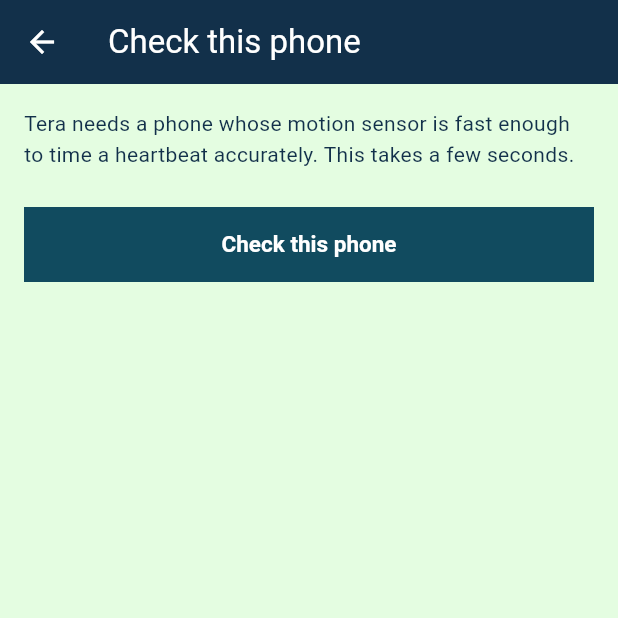
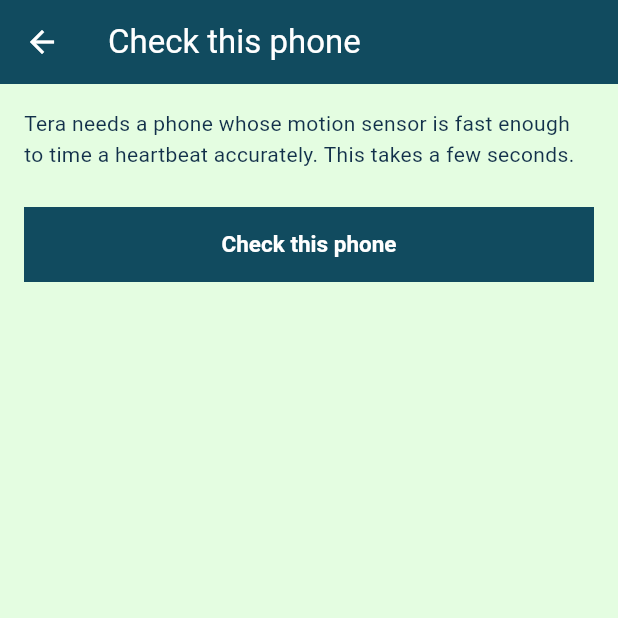
Before and after one commit to fideligo/tera-mobile, a Flutter app: the EligibilityScreen screen opened directly with empty values, on a phone screen of 412 x 824 dp, the top half of it. Run offline on Flutter 3.47's test engine with Material 3 defaults, Android fonts, the phone set to English and light mode, and no system bars; our stand-ins replace flutter_secure_storage; accounts and stored records are empty.

Commit message:
refactor(patient): match the reworked surface hierarchy
Mirrors tera-web: mint is the page, white is the panel, brand is the app bar and primary actions,
muted carries secondary text and the system-flag rule.

The measurement driving it is the same one - a white panel on the mint page is 1.08:1, so a panel
is not a panel because of its fill but because of its border. panelDecoration() is the single
place that treatment is defined and it uses ink500 (#718392, 3.62:1 on mint, 3.92:1 on paper);
ink200 at 1.23:1 cannot hold an edge on mint, and it was being asked to.

The app bar moves from ink to brand. systemFlagDecoration() moves from an ink rule on ink100 to a
muted rule on muted100: the rule carries the meaning, the fill is a hint at 1.25:1 and is not
asked to be more.

TeraColors.paper exists so a bare Colors.white is auditable - there is now none anywhere in lib/
outside the token file.

The measured table in tokens.dart is recomputed from the same script as the web client's, so the
two cannot drift apart silently. flutter analyze clean, 34 tests pass.

```diff
--- a/patient/lib/capture/session_submitter.dart
+++ b/patient/lib/capture/session_submitter.dart
@@ -64,10 +64,7 @@
       final response = await _api.postJson(
         '/v1/sessions',
         payload,
-        extraHeaders: {
-          'X-Session-Nonce': nonce['nonce'] as String,
-          'Idempotency-Key': sessionId,
-        },
+        extraHeaders: {'X-Session-Nonce': nonce['nonce'] as String, 'Idempotency-Key': sessionId},
       );
       return _outcomeFrom(response);
     } on ApiException catch (e) {
--- a/patient/lib/signal/signal_pipeline.dart
+++ b/patient/lib/signal/signal_pipeline.dart
@@ -70,10 +70,7 @@
     required this.nBeatsUsable,
     required this.quality,
     this.rejectionReason,
-  }) : assert(
-         accepted || rejectionReason != null,
-         'a rejected session must carry a reason',
-       );
+  }) : assert(accepted || rejectionReason != null, 'a rejected session must carry a reason');
 
   final bool accepted;
 
--- a/patient/lib/ui/eligibility_screen.dart
+++ b/patient/lib/ui/eligibility_screen.dart
@@ -67,14 +67,7 @@
             ],
           ] else ...[
             Container(
-              decoration: result.canProceed
-                  ? const BoxDecoration(
-                      color: Colors.white,
-                      border: Border.fromBorderSide(
-                        BorderSide(color: TeraColors.ink300),
-                      ),
-                    )
-                  : systemFlagDecoration(),
+              decoration: result.canProceed ? panelDecoration() : systemFlagDecoration(),
               padding: const EdgeInsets.all(TeraSpacing.md),
               child: Column(
                 crossAxisAlignment: CrossAxisAlignment.start,
@@ -88,10 +81,7 @@
                     ),
                   ),
                   const SizedBox(height: TeraSpacing.sm),
-                  Text(
-                    result.detail,
-                    style: const TextStyle(color: TeraColors.ink, height: 1.5),
-                  ),
+                  Text(result.detail, style: const TextStyle(color: TeraColors.ink, height: 1.5)),
                 ],
               ),
             ),
--- a/patient/lib/ui/tokens.dart
+++ b/patient/lib/ui/tokens.dart
@@ -7,17 +7,41 @@
 /// wording — never by hue. Warning treatment is reserved for *system* states: a rejected
 /// session, a stale calibration, an unqualified device.
 ///
-/// Measured WCAG contrast ratios, computed against the same palette as the web client:
+/// **Surface hierarchy.** Mint is the ground, not an accent:
 ///
-///     ink      on white     13.57:1  AAA
-///     ink      on surface   12.56:1  AAA
-///     brand    on white      9.56:1  AAA
-///     brand    on surface    8.85:1  AAA
-///     white    on brand      9.56:1  AAA   <- primary action
-///     muted    on white      5.71:1  AA
-///     muted    on surface    5.29:1  AA
-///     ink800   on surface    7.89:1  AAA   <- small print
-///     ink300, ink200                       decorative only, never text
+///     page          surface   mint
+///     panel         paper     white, so a card reads as a card
+///     primary       brand     app bar and primary actions
+///     body text     ink
+///     secondary     muted and its tints; borders; the system-flag rule
+///
+/// **The measurement that shapes all of it:** a white panel on the mint page is **1.08:1**. Mint
+/// and white are near-identical in luminance, so a panel is not a panel because of its fill — it
+/// is a panel because of its border. Every white surface on mint carries a visible edge, and that
+/// edge must clear 3:1, which is why [TeraColors.ink500] exists.
+///
+/// Measured WCAG 2.1 ratios, same palette and same script as the web client:
+///
+///     TEXT                on paper    on mint
+///       ink                13.57:1    12.56:1  AAA
+///       brand               9.56:1     8.85:1  AAA
+///       ink800              8.53:1     7.89:1  AAA  <- small print
+///       muted               5.71:1     5.29:1  AA
+///       ink700              5.29:1     4.90:1  AA
+///       ink500              3.92:1     3.62:1  large text / borders only
+///       ink300              1.82:1     1.69:1  decorative only
+///       ink200              1.33:1     1.23:1  decorative only
+///
+///     REVERSED
+///       paper on brand      9.56:1  AAA  <- app bar, primary actions
+///       paper on ink       13.57:1  AAA
+///       ink on muted100    10.89:1  AAA  <- system-flag body text
+///
+///     NON-TEXT (WCAG 1.4.11 wants 3:1)
+///       paper panel vs mint page   1.08:1  <- why borders are mandatory
+///       muted border on mint       5.29:1
+///       ink500 border on mint      3.62:1  (on paper 3.92:1)
+///       ink200 border on mint      1.23:1  decoration inside a panel only
 library;
 
 import 'package:flutter/material.dart';
@@ -28,13 +52,22 @@
   static const muted = Color(0xFF456990);
   static const surface = Color(0xFFE4FDE1);
 
-  /// Neutral ramp mixed from [ink] toward white. ink800 and ink700 are safe for text;
-  /// ink300 and lighter are decoration and must never be the only signal for a state.
+  /// White as a token rather than a literal, so "what is a panel" is answerable in one place.
+  static const paper = Color(0xFFFFFFFF);
+
+  /// Neutral ramp mixed from [ink] toward white. ink800 and ink700 are safe for text; ink500 is
+  /// the panel edge and clears 3:1 on both grounds; ink300 and lighter are decoration inside a
+  /// panel and must never be the only signal for a state, nor a panel edge on mint.
   static const ink800 = Color(0xFF364F65);
   static const ink700 = Color(0xFF596E80);
+  static const ink500 = Color(0xFF718392);
   static const ink300 = Color(0xFFB8C1C9);
   static const ink200 = Color(0xFFDBE0E4);
   static const ink100 = Color(0xFFF1F3F4);
+
+  /// A tint of [muted] for the system-flag fill. At 1.25:1 against paper it is a hint, not a
+  /// signal — the left rule carries the meaning, because no fill this pale can.
+  static const muted100 = Color(0xFFE1E7ED);
 }
 
 abstract final class TeraSpacing {
@@ -55,19 +88,21 @@
       seedColor: TeraColors.brand,
       primary: TeraColors.brand,
       secondary: TeraColors.muted,
-      surface: Colors.white,
+      surface: TeraColors.paper,
       brightness: Brightness.light,
     ),
+    // Brand, not ink: the app bar is the primary surface and brand is the primary colour.
+    // Paper on brand measures 9.56:1.
     appBarTheme: const AppBarTheme(
-      backgroundColor: TeraColors.ink,
-      foregroundColor: Colors.white,
+      backgroundColor: TeraColors.brand,
+      foregroundColor: TeraColors.paper,
       elevation: 0,
       centerTitle: false,
     ),
     filledButtonTheme: FilledButtonThemeData(
       style: FilledButton.styleFrom(
         backgroundColor: TeraColors.brand,
-        foregroundColor: Colors.white,
+        foregroundColor: TeraColors.paper,
         shape: const RoundedRectangleBorder(),
         padding: const EdgeInsets.symmetric(horizontal: TeraSpacing.lg, vertical: TeraSpacing.md),
         textStyle: const TextStyle(fontSize: 15, fontWeight: FontWeight.w600),
@@ -83,7 +118,7 @@
     ),
     inputDecorationTheme: const InputDecorationTheme(
       filled: true,
-      fillColor: Colors.white,
+      fillColor: TeraColors.paper,
       border: OutlineInputBorder(
         borderRadius: BorderRadius.zero,
         borderSide: BorderSide(color: TeraColors.muted),
@@ -102,11 +137,23 @@
   );
 }
 
-/// System-state emphasis: a heavier ink rule on a pale ground.
+/// System-state emphasis: a rule in the secondary tone on a pale ground.
 ///
 /// The equivalent of `.system-flag` in the web client. Used for a rejected session, an
 /// unqualified device, a failed sign-in — never for a physiological value.
+///
+/// The rule is [TeraColors.muted] because it is the thing doing the work; the fill is a tint at
+/// 1.25:1, deliberately too pale to be asked to carry meaning.
 BoxDecoration systemFlagDecoration() => const BoxDecoration(
-  color: TeraColors.ink100,
-  border: Border(left: BorderSide(color: TeraColors.ink, width: 3)),
+  color: TeraColors.muted100,
+  border: Border(left: BorderSide(color: TeraColors.muted, width: 3)),
 );
+
+/// A white card on the mint page. The equivalent of `.panel` in the web client.
+///
+/// The border is not decoration: paper on mint is 1.08:1, so without an edge a panel has no
+/// boundary at all. [TeraColors.ink500] clears 3:1 on both grounds; ink200 does not.
+BoxDecoration panelDecoration() => BoxDecoration(
+  color: TeraColors.paper,
+  border: Border.all(color: TeraColors.ink500),
+);
```
Also changed, not shown: patient/lib/api/api_client.dart (+7 -13 lines), patient/lib/auth/token_store.dart (+2 -9 lines), patient/lib/capture/session_context.dart (+2 -5 lines), patient/lib/ui/home_screen.dart (+2 -6 lines), patient/lib/ui/session_result_screen.dart (+7 -11 lines), patient/lib/ui/sign_in_screen.dart (+2 -6 lines), 1 other file.
